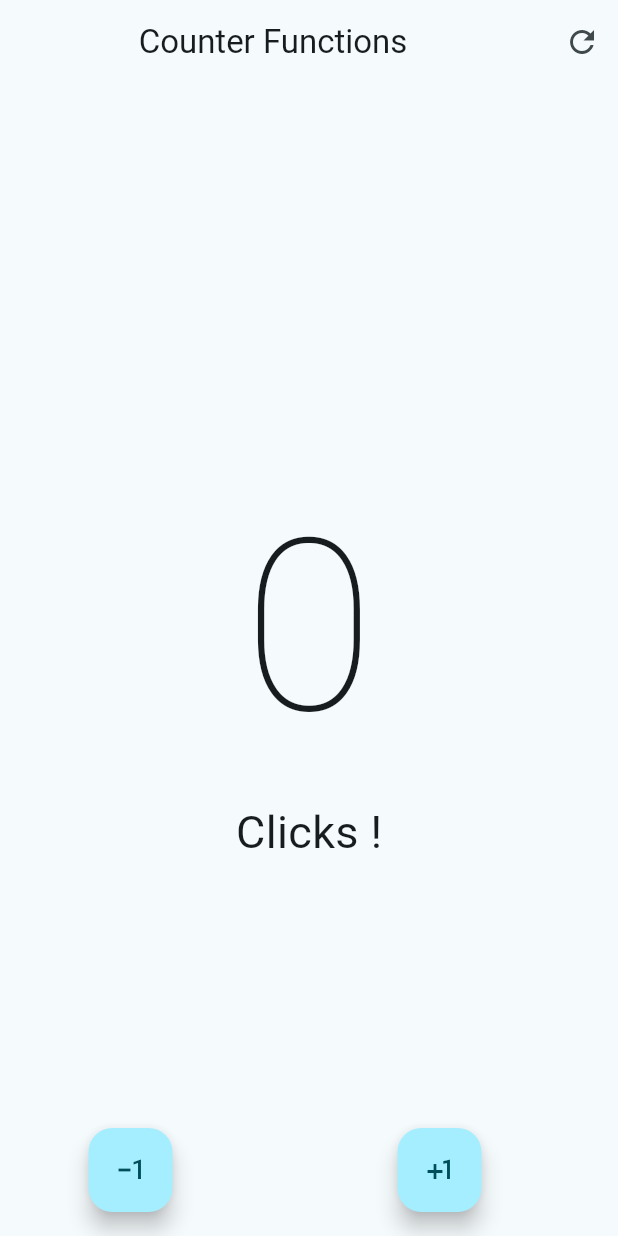
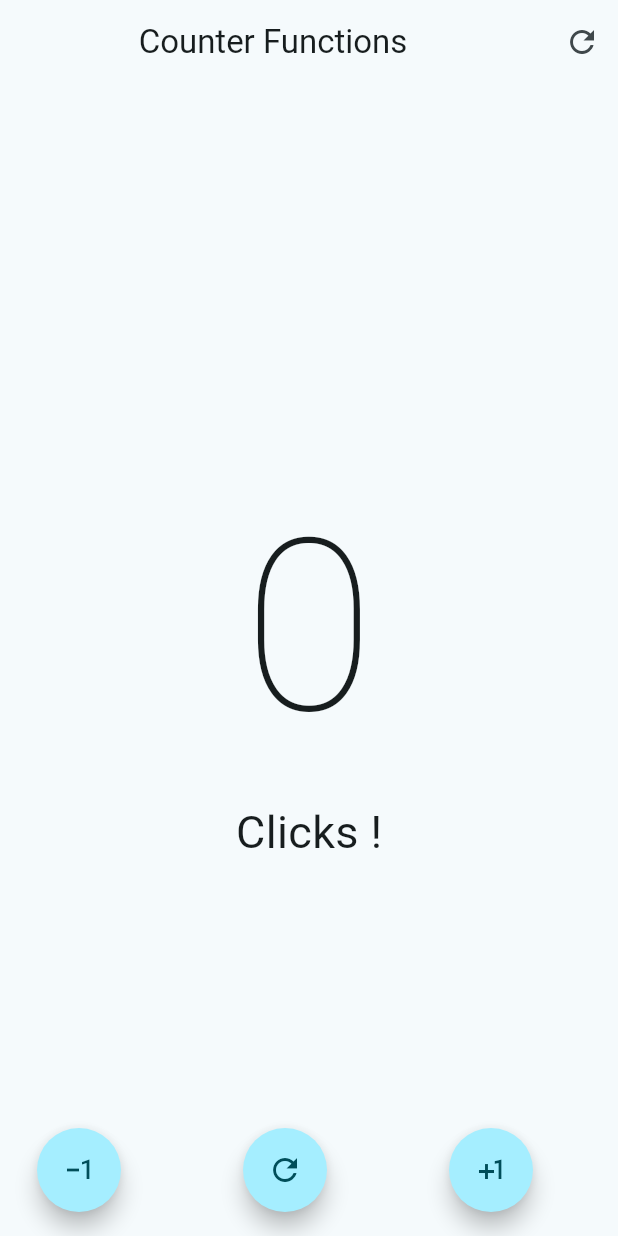
Before and after one commit to mauricio2093/Counter, a Flutter app: the screen it shows after launch, on a phone screen of 412 x 824 dp. Run offline on Flutter 3.47's test engine with Material 2 defaults, Android fonts, the phone set to English and light mode, and no system bars.

Commit message:
06-fluttert

```diff
--- a/lib/presentation/screens/counter/counter_functions_screen.dart
+++ b/lib/presentation/screens/counter/counter_functions_screen.dart
@@ -46,6 +46,7 @@ class _CounterFunctionsScreenState extends State<CounterFunctionsScreen> {
         mainAxisAlignment: MainAxisAlignment.spaceAround,
         children: <Widget>[
           FloatingActionButton(
+            shape: const StadiumBorder(),
             onPressed: () {
               setState(() {
                 clickCounter > 0 ? clickCounter-- : 0;
@@ -54,6 +55,16 @@ class _CounterFunctionsScreenState extends State<CounterFunctionsScreen> {
             child: const Icon(Icons.exposure_minus_1),
           ),
           FloatingActionButton(
+            shape: const StadiumBorder(),
+            onPressed: () {
+              setState(() {
+                clickCounter = 0;
+              });
+            },
+            child: const Icon(Icons.refresh),
+          ),
+          FloatingActionButton(
+            shape: const StadiumBorder(),
             onPressed: () {
               setState(() {
                 clickCounter++;
```
